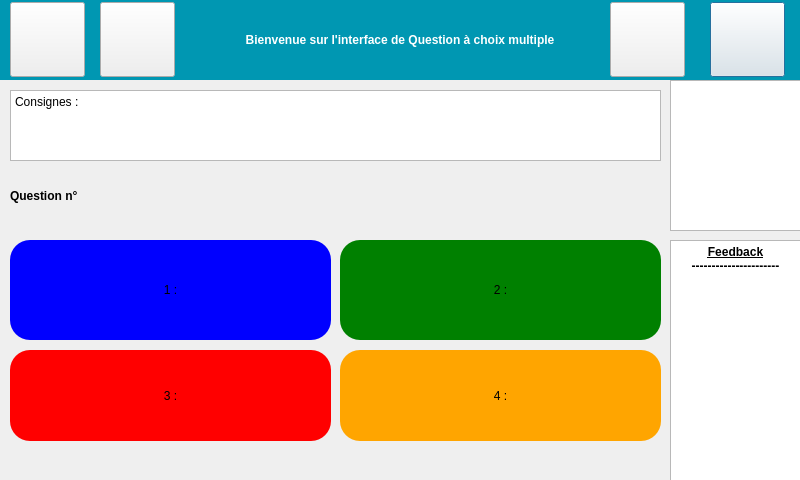
This is InterfaceEleve/interfaceqcm.ui in Sam-Depardieu/Labo-de-langue as Qt 5 draws it before an edit. The edited form follows.
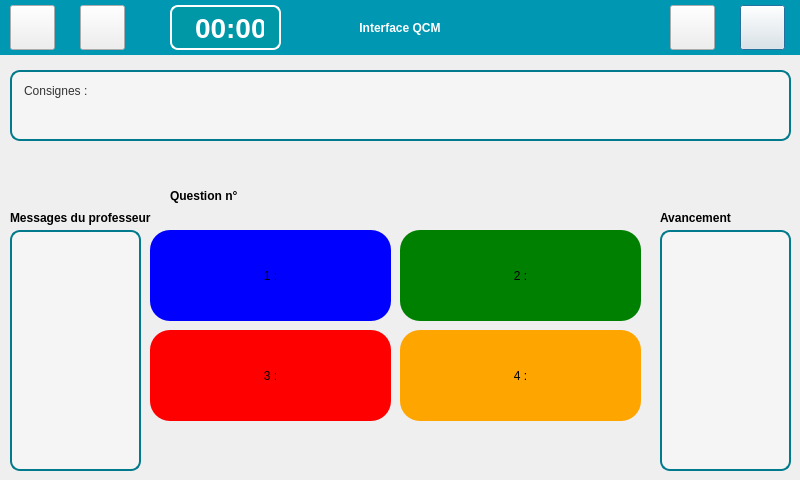
This is the edited form. Icons and pictures are not drawn.

Commit message: Amélioration interface + changement fonctionnalités

```diff
--- a/InterfaceEleve/interfaceqcm.ui
+++ b/InterfaceEleve/interfaceqcm.ui
@@ -16,10 +16,10 @@
   <widget class="QPushButton" name="pushButtonQuestionSuivante">
    <property name="geometry">
     <rect>
-     <x>710</x>
-     <y>2</y>
-     <width>75</width>
-     <height>75</height>
+     <x>740</x>
+     <y>5</y>
+     <width>45</width>
+     <height>45</height>
     </rect>
    </property>
    <property name="styleSheet">
@@ -32,10 +32,10 @@
   <widget class="QPushButton" name="pushButtonEffacerReponse">
    <property name="geometry">
     <rect>
-     <x>610</x>
-     <y>2</y>
-     <width>75</width>
-     <height>75</height>
+     <x>670</x>
+     <y>5</y>
+     <width>45</width>
+     <height>45</height>
     </rect>
    </property>
    <property name="styleSheet">
@@ -49,9 +49,9 @@
    <property name="geometry">
     <rect>
      <x>10</x>
-     <y>2</y>
-     <width>75</width>
-     <height>75</height>
+     <y>5</y>
+     <width>45</width>
+     <height>45</height>
     </rect>
    </property>
    <property name="styleSheet">
@@ -67,7 +67,7 @@
      <x>0</x>
      <y>0</y>
      <width>800</width>
-     <height>80</height>
+     <height>55</height>
     </rect>
    </property>
    <property name="styleSheet">
@@ -79,15 +79,15 @@
 }</string>
    </property>
    <property name="text">
-    <string>Bienvenue sur l'interface de Question à choix multiple</string>
+    <string>Interface QCM</string>
    </property>
   </widget>
   <widget class="QLabel" name="labelQuestion">
    <property name="geometry">
     <rect>
-     <x>10</x>
+     <x>170</x>
      <y>160</y>
-     <width>651</width>
+     <width>491</width>
      <height>71</height>
     </rect>
    </property>
@@ -101,10 +101,10 @@
   <widget class="QPushButton" name="pushButton1">
    <property name="geometry">
     <rect>
-     <x>10</x>
-     <y>240</y>
-     <width>321</width>
-     <height>100</height>
+     <x>150</x>
+     <y>230</y>
+     <width>241</width>
+     <height>91</height>
     </rect>
    </property>
    <property name="styleSheet">
@@ -120,10 +120,10 @@
   <widget class="QPushButton" name="pushButton2">
    <property name="geometry">
     <rect>
-     <x>340</x>
-     <y>240</y>
-     <width>321</width>
-     <height>100</height>
+     <x>400</x>
+     <y>230</y>
+     <width>241</width>
+     <height>91</height>
     </rect>
    </property>
    <property name="styleSheet">
@@ -139,9 +139,9 @@
   <widget class="QPushButton" name="pushButton4">
    <property name="geometry">
     <rect>
-     <x>340</x>
-     <y>350</y>
-     <width>321</width>
+     <x>400</x>
+     <y>330</y>
+     <width>241</width>
      <height>91</height>
     </rect>
    </property>
@@ -158,9 +158,9 @@
   <widget class="QPushButton" name="pushButton3">
    <property name="geometry">
     <rect>
-     <x>10</x>
-     <y>350</y>
-     <width>321</width>
+     <x>150</x>
+     <y>330</y>
+     <width>241</width>
      <height>91</height>
     </rect>
    </property>
@@ -178,11 +178,23 @@
    <property name="geometry">
     <rect>
      <x>10</x>
-     <y>90</y>
-     <width>651</width>
+     <y>70</y>
+     <width>781</width>
      <height>71</height>
     </rect>
    </property>
+   <property name="styleSheet">
+    <string notr="true">QTextEdit {
+    background-color: #f5f5f5;
+    border: 2px solid #007a8c;
+    border-radius: 10px;
+    padding: 8px;
+    font-size: 14px;
+    font-family: &quot;Segoe UI&quot;, sans-serif;
+    color: #333;
+}
+</string>
+   </property>
    <property name="html">
     <string>&lt;!DOCTYPE HTML PUBLIC &quot;-//W3C//DTD HTML 4.0//EN&quot; &quot;http://www.w3.org/TR/REC-html40/strict.dtd&quot;&gt;
 &lt;html&gt;&lt;head&gt;&lt;meta name=&quot;qrichtext&quot; content=&quot;1&quot; /&gt;&lt;meta charset=&quot;utf-8&quot; /&gt;&lt;style type=&quot;text/css&quot;&gt;
@@ -190,19 +202,31 @@
 hr { height: 1px; border-width: 0; }
 li.unchecked::marker { content: &quot;\2610&quot;; }
 li.checked::marker { content: &quot;\2612&quot;; }
-&lt;/style&gt;&lt;/head&gt;&lt;body style=&quot; font-family:'Segoe UI'; font-size:9pt; font-weight:400; font-style:normal;&quot;&gt;
-&lt;p style=&quot; margin-top:0px; margin-bottom:0px; margin-left:0px; margin-right:0px; -qt-block-indent:0; text-indent:0px;&quot;&gt;Consignes :&lt;/p&gt;&lt;/body&gt;&lt;/html&gt;</string>
+&lt;/style&gt;&lt;/head&gt;&lt;body style=&quot; font-family:'Segoe UI','sans-serif'; font-size:14px; font-weight:400; font-style:normal;&quot;&gt;
+&lt;p style=&quot; margin-top:0px; margin-bottom:0px; margin-left:0px; margin-right:0px; -qt-block-indent:0; text-indent:0px;&quot;&gt;&lt;span style=&quot; font-family:'Segoe UI'; font-size:9pt;&quot;&gt;Consignes :&lt;/span&gt;&lt;/p&gt;&lt;/body&gt;&lt;/html&gt;</string>
    </property>
   </widget>
   <widget class="QTextEdit" name="textEditFeedBack">
    <property name="geometry">
     <rect>
-     <x>670</x>
-     <y>240</y>
+     <x>10</x>
+     <y>230</y>
      <width>131</width>
      <height>241</height>
     </rect>
    </property>
+   <property name="styleSheet">
+    <string notr="true">QTextEdit {
+    background-color: #f5f5f5;
+    border: 2px solid #007a8c;
+    border-radius: 10px;
+    padding: 8px;
+    font-size: 14px;
+    font-family: &quot;Segoe UI&quot;, sans-serif;
+    color: #333;
+}
+</string>
+   </property>
    <property name="html">
     <string>&lt;!DOCTYPE HTML PUBLIC &quot;-//W3C//DTD HTML 4.0//EN&quot; &quot;http://www.w3.org/TR/REC-html40/strict.dtd&quot;&gt;
 &lt;html&gt;&lt;head&gt;&lt;meta name=&quot;qrichtext&quot; content=&quot;1&quot; /&gt;&lt;meta charset=&quot;utf-8&quot; /&gt;&lt;style type=&quot;text/css&quot;&gt;
@@ -210,19 +234,17 @@
 hr { height: 1px; border-width: 0; }
 li.unchecked::marker { content: &quot;\2610&quot;; }
 li.checked::marker { content: &quot;\2612&quot;; }
-&lt;/style&gt;&lt;/head&gt;&lt;body style=&quot; font-family:'Segoe UI'; font-size:9pt; font-weight:400; font-style:normal;&quot;&gt;
-&lt;p align=&quot;center&quot; style=&quot; margin-top:0px; margin-bottom:0px; margin-left:0px; margin-right:0px; -qt-block-indent:0; text-indent:0px;&quot;&gt;&lt;span style=&quot; font-weight:700; text-decoration: underline;&quot;&gt;Feedback&lt;/span&gt;&lt;/p&gt;
-&lt;p align=&quot;center&quot; style=&quot; margin-top:0px; margin-bottom:0px; margin-left:0px; margin-right:0px; -qt-block-indent:0; text-indent:0px;&quot;&gt;&lt;span style=&quot; font-weight:700;&quot;&gt;----------------------&lt;/span&gt;&lt;/p&gt;
-&lt;p style=&quot;-qt-paragraph-type:empty; margin-top:0px; margin-bottom:0px; margin-left:0px; margin-right:0px; -qt-block-indent:0; text-indent:0px; font-weight:700;&quot;&gt;&lt;br /&gt;&lt;/p&gt;&lt;/body&gt;&lt;/html&gt;</string>
+&lt;/style&gt;&lt;/head&gt;&lt;body style=&quot; font-family:'Segoe UI','sans-serif'; font-size:14px; font-weight:400; font-style:normal;&quot;&gt;
+&lt;p style=&quot;-qt-paragraph-type:empty; margin-top:0px; margin-bottom:0px; margin-left:0px; margin-right:0px; -qt-block-indent:0; text-indent:0px;&quot;&gt;&lt;br /&gt;&lt;/p&gt;&lt;/body&gt;&lt;/html&gt;</string>
    </property>
   </widget>
   <widget class="QPushButton" name="pushButtonSoumettre">
    <property name="geometry">
     <rect>
-     <x>100</x>
-     <y>2</y>
-     <width>75</width>
-     <height>75</height>
+     <x>80</x>
+     <y>5</y>
+     <width>45</width>
+     <height>45</height>
     </rect>
    </property>
    <property name="styleSheet">
@@ -235,12 +257,24 @@
   <widget class="QTextEdit" name="textEditAffichageQuestion">
    <property name="geometry">
     <rect>
-     <x>670</x>
-     <y>80</y>
+     <x>660</x>
+     <y>230</y>
      <width>131</width>
-     <height>151</height>
+     <height>241</height>
     </rect>
    </property>
+   <property name="styleSheet">
+    <string notr="true">QTextEdit {
+    background-color: #f5f5f5;
+    border: 2px solid #007a8c;
+    border-radius: 10px;
+    padding: 8px;
+    font-size: 14px;
+    font-family: &quot;Segoe UI&quot;, sans-serif;
+    color: #333;
+}
+</string>
+   </property>
    <property name="html">
     <string>&lt;!DOCTYPE HTML PUBLIC &quot;-//W3C//DTD HTML 4.0//EN&quot; &quot;http://www.w3.org/TR/REC-html40/strict.dtd&quot;&gt;
 &lt;html&gt;&lt;head&gt;&lt;meta name=&quot;qrichtext&quot; content=&quot;1&quot; /&gt;&lt;meta charset=&quot;utf-8&quot; /&gt;&lt;style type=&quot;text/css&quot;&gt;
@@ -248,8 +282,98 @@
 hr { height: 1px; border-width: 0; }
 li.unchecked::marker { content: &quot;\2610&quot;; }
 li.checked::marker { content: &quot;\2612&quot;; }
-&lt;/style&gt;&lt;/head&gt;&lt;body style=&quot; font-family:'Segoe UI'; font-size:9pt; font-weight:400; font-style:normal;&quot;&gt;
-&lt;p style=&quot;-qt-paragraph-type:empty; margin-top:0px; margin-bottom:0px; margin-left:0px; margin-right:0px; -qt-block-indent:0; text-indent:0px;&quot;&gt;&lt;br /&gt;&lt;/p&gt;&lt;/body&gt;&lt;/html&gt;</string>
+&lt;/style&gt;&lt;/head&gt;&lt;body style=&quot; font-family:'Segoe UI','sans-serif'; font-size:14px; font-weight:400; font-style:normal;&quot;&gt;
+&lt;p style=&quot;-qt-paragraph-type:empty; margin-top:0px; margin-bottom:0px; margin-left:0px; margin-right:0px; -qt-block-indent:0; text-indent:0px; font-family:'Segoe UI'; font-size:9pt;&quot;&gt;&lt;br /&gt;&lt;/p&gt;&lt;/body&gt;&lt;/html&gt;</string>
+   </property>
+  </widget>
+  <widget class="QLabel" name="chronoLabel">
+   <property name="geometry">
+    <rect>
+     <x>170</x>
+     <y>5</y>
+     <width>111</width>
+     <height>45</height>
+    </rect>
+   </property>
+   <property name="font">
+    <font>
+     <family>Segoe UI</family>
+     <pointsize>-1</pointsize>
+     <bold>true</bold>
+    </font>
+   </property>
+   <property name="styleSheet">
+    <string notr="true">QLabel {
+    background-color: #0097a7; /* même ton bleu-vert que ta barre */
+    color: white;
+    border: 2px solid white;
+    border-radius: 8px;
+    font-family: &quot;Segoe UI&quot;, &quot;Arial&quot;, sans-serif;
+    font-weight: bold;
+    font-size: 28px;
+    padding: 5px 15px;
+    qproperty-alignment: 'AlignCenter';
+}
+</string>
+   </property>
+   <property name="text">
+    <string>00:00</string>
+   </property>
+  </widget>
+  <widget class="QLabel" name="label">
+   <property name="geometry">
+    <rect>
+     <x>10</x>
+     <y>210</y>
+     <width>141</width>
+     <height>16</height>
+    </rect>
+   </property>
+   <property name="font">
+    <font>
+     <bold>true</bold>
+    </font>
+   </property>
+   <property name="text">
+    <string>Messages du professeur</string>
+   </property>
+  </widget>
+  <widget class="QLabel" name="label_2">
+   <property name="geometry">
+    <rect>
+     <x>660</x>
+     <y>210</y>
+     <width>151</width>
+     <height>16</height>
+    </rect>
+   </property>
+   <property name="font">
+    <font>
+     <bold>true</bold>
+    </font>
+   </property>
+   <property name="text">
+    <string>Avancement</string>
+   </property>
+  </widget>
+  <widget class="QPushButton" name="pushButtonAppelProf">
+   <property name="geometry">
+    <rect>
+     <x>600</x>
+     <y>5</y>
+     <width>45</width>
+     <height>45</height>
+    </rect>
+   </property>
+   <property name="styleSheet">
+    <string notr="true">background-color: transparent;
+    border: none;</string>
+   </property>
+   <property name="text">
+    <string/>
+   </property>
+   <property name="icon">
+    <iconset theme="call-start"/>
    </property>
   </widget>
   <zorder>pushButton</zorder>
@@ -265,6 +389,10 @@
   <zorder>textEditFeedBack</zorder>
   <zorder>pushButtonSoumettre</zorder>
   <zorder>textEditAffichageQuestion</zorder>
+  <zorder>chronoLabel</zorder>
+  <zorder>label</zorder>
+  <zorder>label_2</zorder>
+  <zorder>pushButtonAppelProf</zorder>
  </widget>
  <resources/>
  <connections/>
```
The commit also changes 954 other files.
